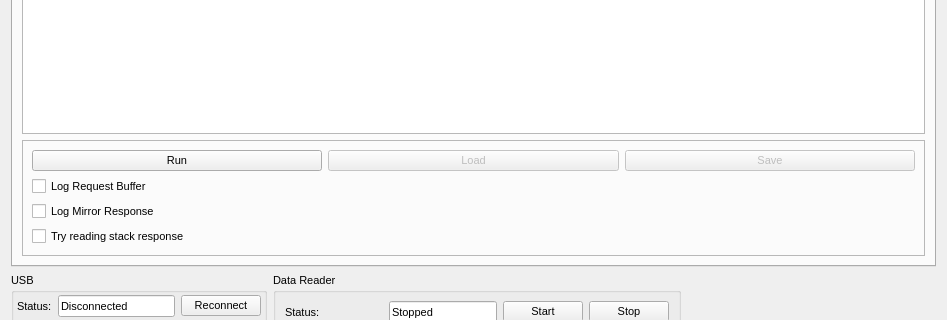
This is src/mvlc/mvlc_dev_ui.ui in flueke/mvme as Qt 5 draws it before an edit; both pictures show x 0 to 947 and y 105 to 425 of the 947 by 672 pixel window. The edited form follows.
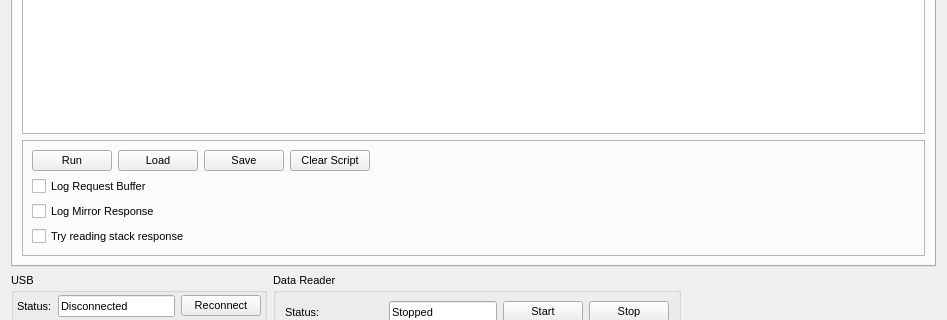
This is the edited form.

Commit message: mvlc_dev_gui: implement script load/save/clear

The edit to the form file:
```diff
--- a/src/mvlc/mvlc_dev_ui.ui
+++ b/src/mvlc/mvlc_dev_ui.ui
@@ -54,9 +54,6 @@
               </item>
               <item>
                <widget class="QPushButton" name="pb_loadScript">
-                <property name="enabled">
-                 <bool>false</bool>
-                </property>
                 <property name="text">
                  <string>Load</string>
                 </property>
@@ -65,13 +62,33 @@
               <item>
                <widget class="QPushButton" name="pb_saveScript">
                 <property name="enabled">
-                 <bool>false</bool>
+                 <bool>true</bool>
                 </property>
                 <property name="text">
                  <string>Save</string>
                 </property>
                </widget>
               </item>
+              <item>
+               <widget class="QPushButton" name="pb_clearScript">
+                <property name="text">
+                 <string>Clear Script</string>
+                </property>
+               </widget>
+              </item>
+              <item>
+               <spacer name="horizontalSpacer_2">
+                <property name="orientation">
+                 <enum>Qt::Horizontal</enum>
+                </property>
+                <property name="sizeHint" stdset="0">
+                 <size>
+                  <width>40</width>
+                  <height>20</height>
+                 </size>
+                </property>
+               </spacer>
+              </item>
              </layout>
             </item>
             <item>
```
The commit also changes 3 other files.
